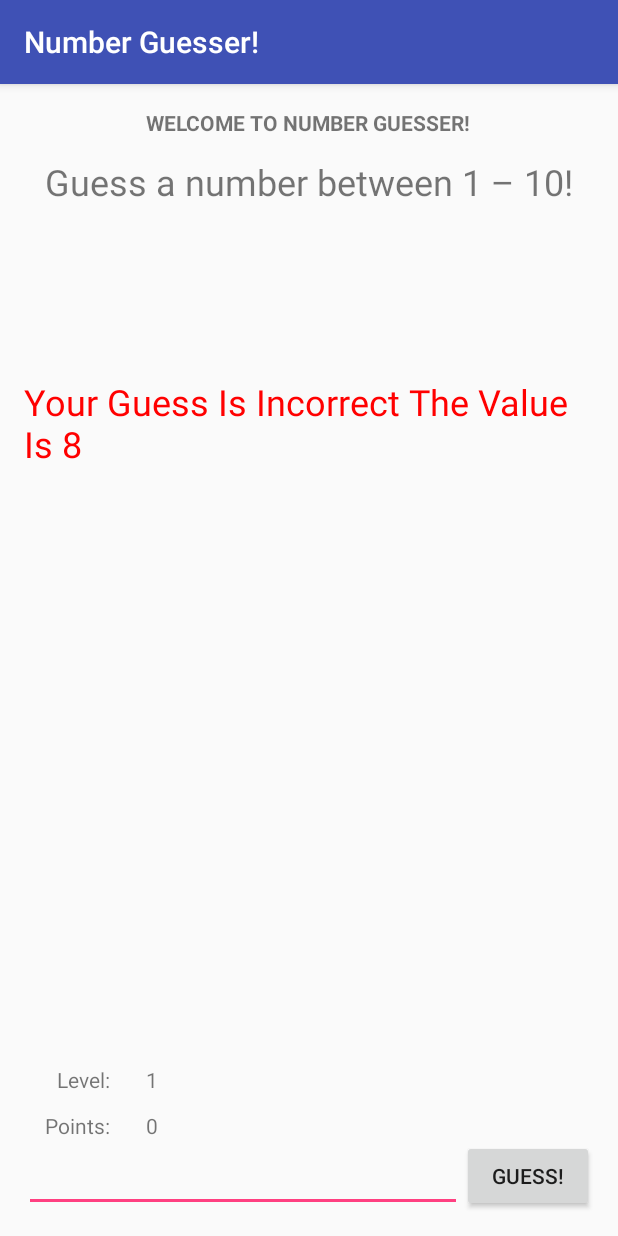
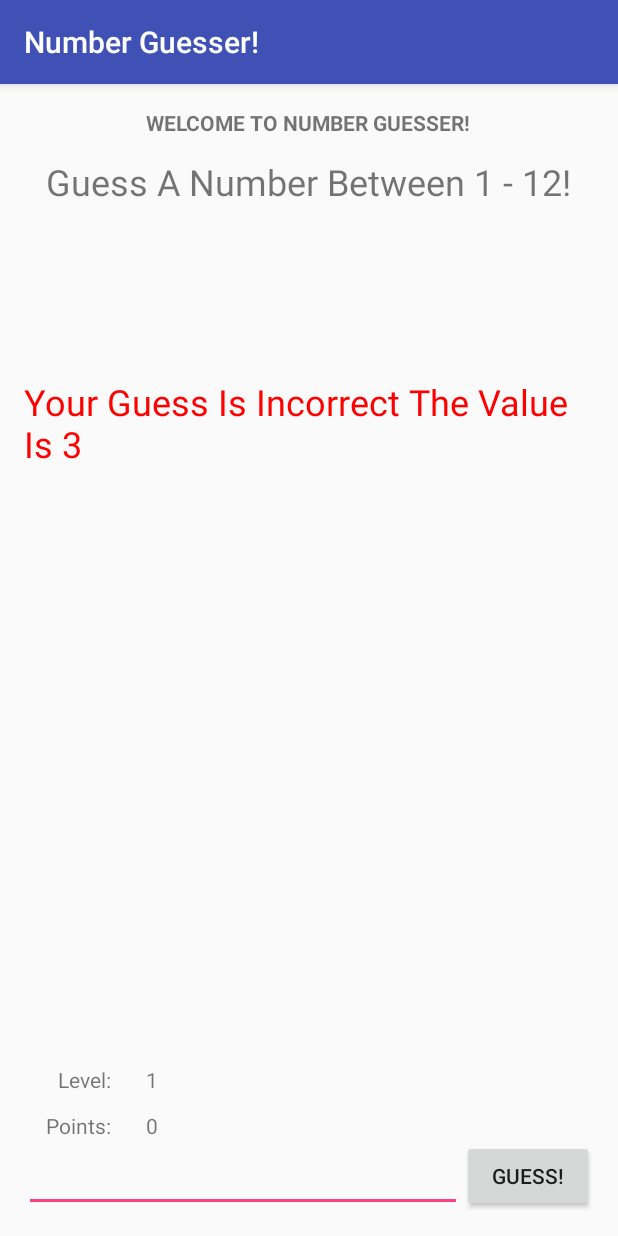
Before and after one commit to DIGaming/NumGuess, an Android app: the screen it shows after launch (MainActivity), after a tap on "GUESS!", on a phone screen of 412 x 824 dp. Run offline under Robolectric (Android 15) with nearby library versions, the phone set to English and light mode, and no system bars; 1 statement that could not run was skipped.

Commit message:
Changed Range System To a More Feasable Range Increasing By 0 . 2 Per Level
Tested on HTC M10

```diff
--- a/app/src/main/java/com/gaming/di/numguess/MainActivity.java
+++ b/app/src/main/java/com/gaming/di/numguess/MainActivity.java
@@ -29,8 +29,12 @@ public class MainActivity extends AppCompatActivity {
 
     public int RandomNum(int currentlevel)
     {
+        TextView info = (TextView)findViewById(R.id.textView2);
         Random newran = new Random();
-        int max = 10 * currentlevel;
+        //Modified The Range Tick Per Level To +2 Per Level Instead of + 10
+        double maxd = (((currentlevel * 0.2) * 10) + 10);
+        int max = (int) maxd;
+        info.setText("Guess A Number Between 1 - " + String.valueOf(max) + "!");
         int min = 1;
         int rannum = newran.nextInt(max - min) + 1;
         return rannum;
@@ -38,6 +42,7 @@ public class MainActivity extends AppCompatActivity {
 
     public void ButtonGuess(View view)
     {
+
         TextView level = (TextView) findViewById(R.id.textView3);
         TextView tv1 = (TextView) findViewById(R.id.textView);
         TextView pntVal = (TextView) findViewById(R.id.points);
```
